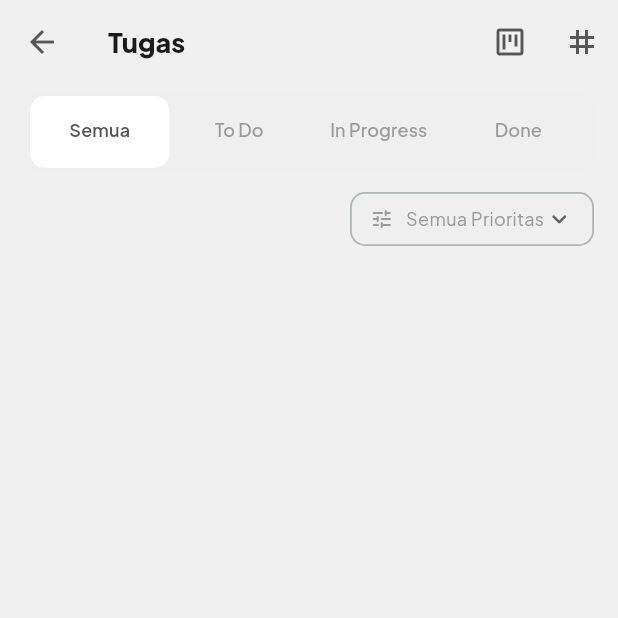
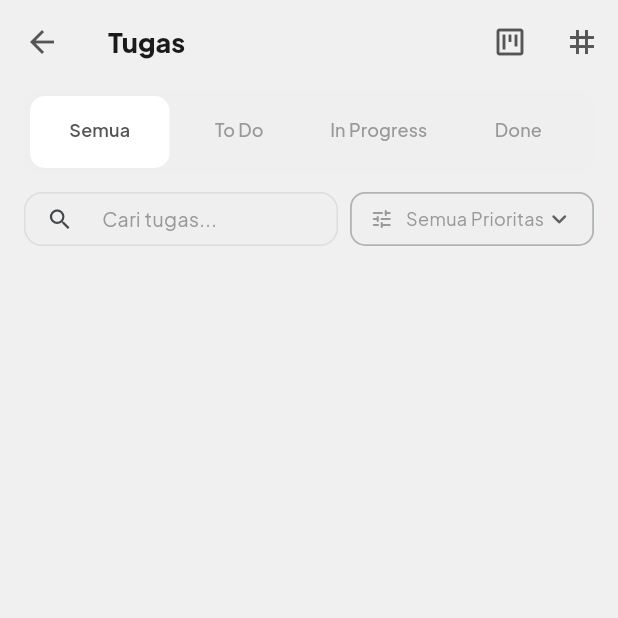
Before and after one commit to kekalhadi/lifehub, a Flutter app: the TasksScreen screen opened directly, on a phone screen of 412 x 824 dp, the top half of it. Run offline on Flutter 3.47's test engine with Material 3 defaults, Android fonts, the phone set to English and light mode, and no system bars; our stand-ins replace fl_chart, flutter_riverpod, google_fonts, isar, shared_preferences, timezone; accounts and stored records are empty; generated files the repository leaves out were written again.

Commit message:
feat: add search functionality to tasks screen with clear filters option

```diff
--- a/lib/features/tasks/presentation/screens/tasks_screen.dart
+++ b/lib/features/tasks/presentation/screens/tasks_screen.dart
@@ -19,6 +19,8 @@ class TasksScreen extends ConsumerStatefulWidget {
 class _TasksScreenState extends ConsumerState<TasksScreen>
     with SingleTickerProviderStateMixin {
   late TabController _tabController;
+  final _searchController = TextEditingController();
+  String _searchQuery = '';
   List<String> _selectedTags = [];
   bool _showTagFilter = false;
   TaskPriority? _selectedPriority;
@@ -37,6 +39,7 @@ class _TasksScreenState extends ConsumerState<TasksScreen>
   @override
   void dispose() {
     _tabController.dispose();
+    _searchController.dispose();
     super.dispose();
   }
 
@@ -49,10 +52,14 @@ class _TasksScreenState extends ConsumerState<TasksScreen>
   }
 
   bool get hasFilters =>
-      _selectedTags.isNotEmpty || _selectedPriority != null;
+      _searchQuery.isNotEmpty ||
+      _selectedTags.isNotEmpty ||
+      _selectedPriority != null;
 
   void _clearFilters() {
     setState(() {
+      _searchQuery = '';
+      _searchController.clear();
       _selectedTags = [];
       _selectedPriority = null;
     });
@@ -193,20 +200,33 @@ class _TasksScreenState extends ConsumerState<TasksScreen>
             const SizedBox(height: 4),
           ],
 
-          // Priority Dropdown (kanan bawah)
+          // Search Tugas + Priority Dropdown (sebaris)
           Padding(
-            padding: EdgeInsets.only(
-              top: _showTagFilter ? 8 : 12,
-              right: 16,
-              bottom: 4,
+            padding: EdgeInsets.fromLTRB(
+              16,
+              _showTagFilter ? 8 : 12,
+              16,
+              4,
             ),
-            child: Align(
-              alignment: Alignment.centerRight,
-              child: _PriorityDropdown(
-                selected: _selectedPriority,
-                onChanged: (v) =>
-                    setState(() => _selectedPriority = v),
-              ),
+            child: Row(
+              children: [
+                Expanded(
+                  child: _TaskSearchField(
+                    controller: _searchController,
+                    onChanged: (v) => setState(() => _searchQuery = v),
+                    onClear: () {
+                      _searchController.clear();
+                      setState(() => _searchQuery = '');
+                    },
+                  ),
+                ),
+                const SizedBox(width: 8),
+                _PriorityDropdown(
+                  selected: _selectedPriority,
+                  onChanged: (v) =>
+                      setState(() => _selectedPriority = v),
+                ),
+              ],
             ),
           ),
           Expanded(
@@ -214,6 +234,7 @@ class _TasksScreenState extends ConsumerState<TasksScreen>
               status: _currentStatus,
               showCompleted:
                   _currentStatus == null || _currentStatus == TaskStatus.done,
+              searchQuery: _searchQuery,
               selectedTags: _selectedTags,
               selectedPriority: _selectedPriority,
               hasFilters: hasFilters,
@@ -319,11 +340,54 @@ class _PriorityDropdown extends StatelessWidget {
   }
 }
 
+// ─── Search Field ───────────────────────────────────────────────────────────
+
+class _TaskSearchField extends StatelessWidget {
+  final TextEditingController controller;
+  final ValueChanged<String> onChanged;
+  final VoidCallback onClear;
+
+  const _TaskSearchField({
+    required this.controller,
+    required this.onChanged,
+    required this.onClear,
+  });
+
+  @override
+  Widget build(BuildContext context) {
+    final theme = Theme.of(context);
+
+    return Container(
+      height: 36,
+      child: TextField(
+        controller: controller,
+        onChanged: onChanged,
+        style: theme.textTheme.bodyMedium?.copyWith(fontSize: 13),
+        decoration: InputDecoration(
+          isDense: true,
+          hintText: 'Cari tugas...',
+          hintStyle: theme.textTheme.bodyMedium?.copyWith(fontSize: 13),
+          prefixIcon: const Icon(Icons.search, size: 18),
+          suffixIcon: controller.text.isNotEmpty
+              ? IconButton(
+                  icon: const Icon(Icons.clear, size: 16),
+                  onPressed: onClear,
+                )
+              : null,
+          border: InputBorder.none,
+          contentPadding: const EdgeInsets.symmetric(vertical: 8),
+        ),
+      ),
+    );
+  }
+}
+
 // ─── Task List Tab ─────────────────────────────────────────────────────────
 
 class _TaskListTab extends ConsumerWidget {
   final TaskStatus? status;
   final bool showCompleted;
+  final String searchQuery;
   final List<String> selectedTags;
   final TaskPriority? selectedPriority;
   final bool hasFilters;
@@ -331,6 +395,7 @@ class _TaskListTab extends ConsumerWidget {
   const _TaskListTab({
     required this.status,
     required this.showCompleted,
+    required this.searchQuery,
     required this.selectedTags,
     required this.selectedPriority,
     required this.hasFilters,
@@ -350,6 +415,15 @@ class _TaskListTab extends ConsumerWidget {
       error: (e, _) => Center(child: Text('Error: $e')),
       data: (tasks) {
         List<Task> filtered = tasks;
+
+        if (searchQuery.isNotEmpty) {
+          final query = searchQuery.toLowerCase();
+          filtered = filtered
+              .where((t) =>
+                  t.title.toLowerCase().contains(query) ||
+                  t.description.toLowerCase().contains(query))
+              .toList();
+        }
 
         if (selectedPriority != null) {
           filtered =
```
